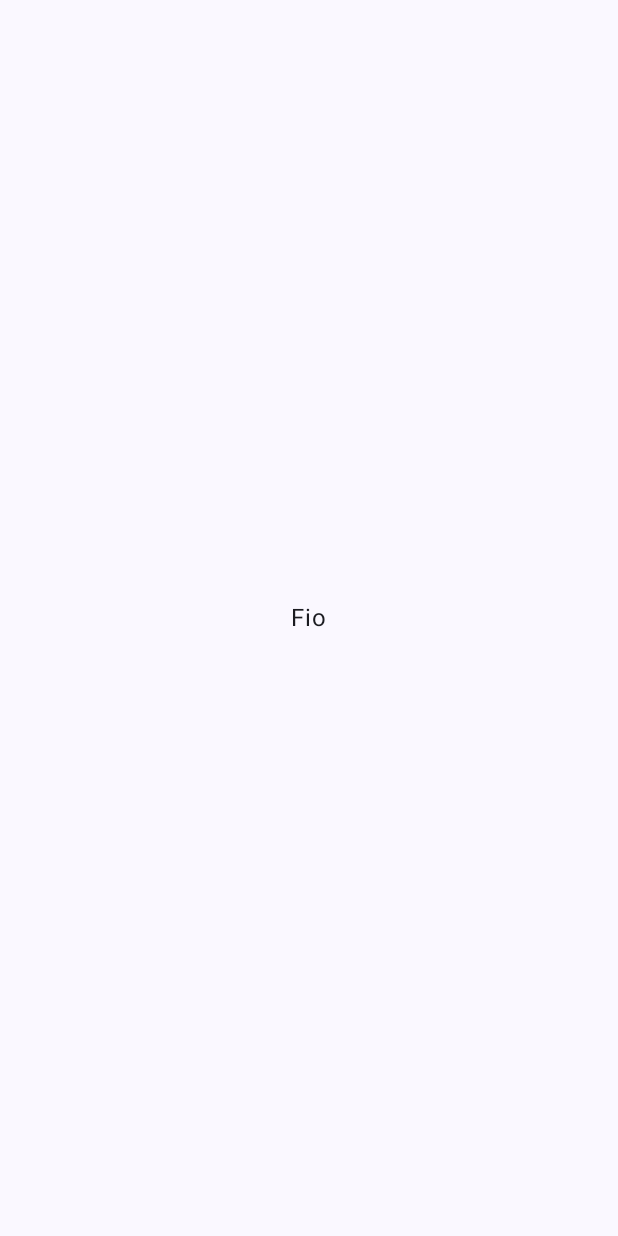
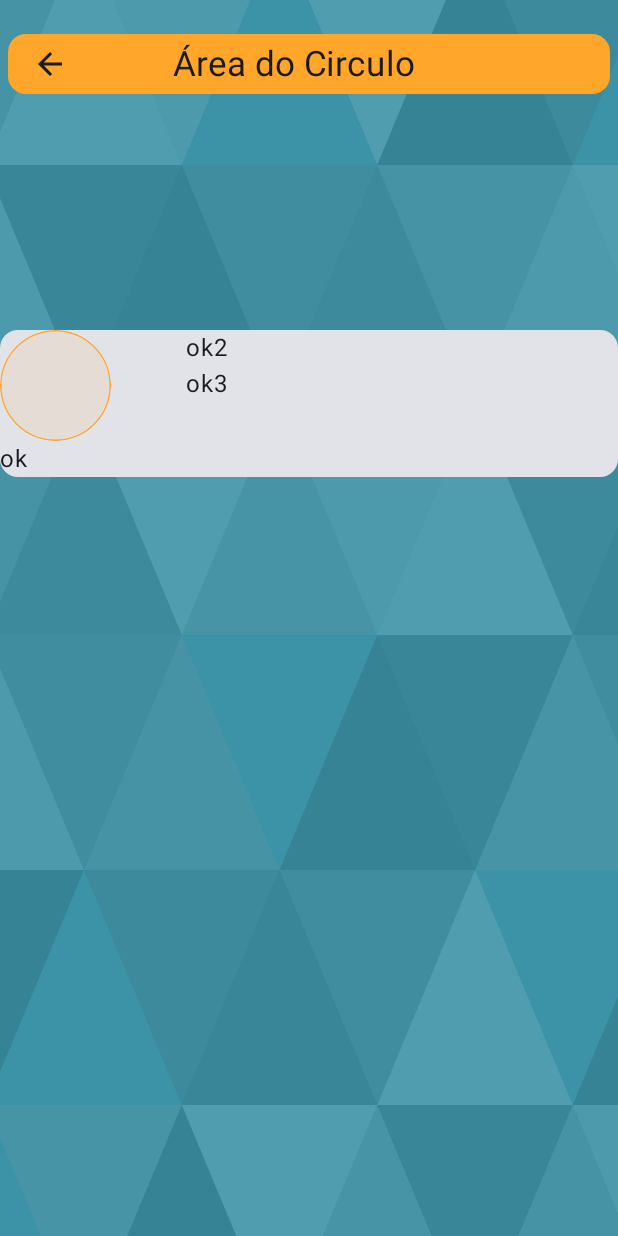
Before and after one commit to MuriloCoelho01/Aventureiros_das_formas, an Android app built with Jetpack Compose: the circulo screen opened through its navigation route, on a phone screen of 412 x 824 dp. Before the commit the screen is almost empty. Run offline under Robolectric (Android 15) with nearby library versions, the phone set to English and light mode, and no system bars.

Commit message:
1.6 - Inicio da criação da tela de calculo do Circulo

```diff
--- a/app/src/main/java/com/demoday/aventuras_formasproibida/MainActivity.kt
+++ b/app/src/main/java/com/demoday/aventuras_formasproibida/MainActivity.kt
@@ -73,12 +73,7 @@ fun Inicio() {
                     composable("enter") { Entrar(navController) }
                     composable("home") { TelaInicio(navController) }
                     composable("circulo") { Circulo(navController) }
-                    composable("quadrado") { Quadrado(navController) }
-                    composable("retangulo") { Retangulo(navController) }
-                    composable("triangulo") { Triangulo(navController) }
-                    composable("losango") { Losango(navController) }
-                    composable("trapezio") { Trapezio(navController) }
-                    composable("paralelogramo") { Paralelogramo(navController) }
+
 
 
 
--- a/app/src/main/java/com/demoday/aventuras_formasproibida/TelaInicio.kt
+++ b/app/src/main/java/com/demoday/aventuras_formasproibida/TelaInicio.kt
@@ -1,9 +1,14 @@
 package com.demoday.aventuras_formasproibida
 
+import android.icu.text.CaseMap.Title
+import android.text.style.BackgroundColorSpan
+import androidx.compose.animation.expandHorizontally
 import androidx.compose.foundation.Image
+import androidx.compose.foundation.background
 import androidx.compose.foundation.layout.Arrangement
 import androidx.compose.foundation.layout.Column
 import androidx.compose.foundation.layout.Row
+import androidx.compose.foundation.layout.Spacer
 import androidx.compose.foundation.layout.fillMaxHeight
 import androidx.compose.foundation.layout.fillMaxSize
 import androidx.compose.foundation.layout.fillMaxWidth
@@ -12,17 +17,33 @@ import androidx.compose.foundation.layout.padding
 import androidx.compose.foundation.layout.size
 import androidx.compose.foundation.layout.width
 import androidx.compose.foundation.rememberScrollState
+import androidx.compose.foundation.shape.CircleShape
+import androidx.compose.foundation.shape.RoundedCornerShape
 import androidx.compose.foundation.verticalScroll
+import androidx.compose.material.icons.Icons
+import androidx.compose.material.icons.automirrored.filled.ArrowBack
 import androidx.compose.material3.Button
 import androidx.compose.material3.ButtonDefaults
+import androidx.compose.material3.Card
+import androidx.compose.material3.CardColors
+import androidx.compose.material3.CardDefaults
+import androidx.compose.material3.CenterAlignedTopAppBar
+import androidx.compose.material3.ExperimentalMaterial3Api
+import androidx.compose.material3.Icon
+import androidx.compose.material3.IconButton
+import androidx.compose.material3.Scaffold
 import androidx.compose.material3.Text
+import androidx.compose.material3.TopAppBar
 import androidx.compose.runtime.Composable
 import androidx.compose.ui.Alignment
 import androidx.compose.ui.Modifier
+import androidx.compose.ui.draw.clip
 import androidx.compose.ui.draw.paint
 import androidx.compose.ui.graphics.Color
+import androidx.compose.ui.input.pointer.motionEventSpy
 import androidx.compose.ui.layout.ContentScale
 import androidx.compose.ui.res.painterResource
+import androidx.compose.ui.text.style.TextAlign
 import androidx.compose.ui.tooling.preview.Preview
 import androidx.compose.ui.unit.dp
 import androidx.compose.ui.unit.sp
@@ -67,7 +88,7 @@ fun TelaInicio(navController: NavController) {
                     .height(87.dp),
                 colors = ButtonDefaults
                     .buttonColors(containerColor = Color(0x45FF16697A)),
-            onClick = {navController.navigate("circulo")}
+                onClick = { navController.navigate("circulo") }
             ) {
                 Row(
                     modifier = Modifier
@@ -103,7 +124,7 @@ fun TelaInicio(navController: NavController) {
                     .height(87.dp),
                 colors = ButtonDefaults
                     .buttonColors(containerColor = Color(0x45FF16697A)),
-                onClick = {navController.navigate("quadrado")}
+                onClick = { navController.navigate("quadrado") }
             ) {
                 Row(
                     modifier = Modifier
@@ -139,7 +160,7 @@ fun TelaInicio(navController: NavController) {
                     .height(87.dp),
                 colors = ButtonDefaults
                     .buttonColors(containerColor = Color(0x45FF16697A)),
-                onClick = {navController.navigate("retangulo")}
+                onClick = { navController.navigate("retangulo") }
             ) {
                 Row(
                     modifier = Modifier
@@ -175,7 +196,7 @@ fun TelaInicio(navController: NavController) {
                     .height(87.dp),
                 colors = ButtonDefaults
                     .buttonColors(containerColor = Color(0x45FF16697A)),
-                onClick = {navController.navigate("triangulo")}
+                onClick = { navController.navigate("triangulo") }
             ) {
                 Row(
                     modifier = Modifier
@@ -211,7 +232,7 @@ fun TelaInicio(navController: NavController) {
                     .height(87.dp),
                 colors = ButtonDefaults
                     .buttonColors(containerColor = Color(0x45FF16697A)),
-                onClick = {navController.navigate("losango")}
+                onClick = { navController.navigate("losango") }
             ) {
                 Row(
                     modifier = Modifier
@@ -247,7 +268,7 @@ fun TelaInicio(navController: NavController) {
                     .height(87.dp),
                 colors = ButtonDefaults
                     .buttonColors(containerColor = Color(0x45FF16697A)),
-                onClick = {navController.navigate("trapezio")}
+                onClick = { navController.navigate("trapezio") }
             ) {
                 Row(
                     modifier = Modifier
@@ -283,11 +304,12 @@ fun TelaInicio(navController: NavController) {
                     .height(87.dp),
                 colors = ButtonDefaults
                     .buttonColors(containerColor = Color(0x45FF16697A)),
-                onClick = {navController.navigate("paralelogramo")}
+                onClick = { navController.navigate("paralelogramo") }
             ) {
                 Row(
                     modifier = Modifier
-                        .fillMaxWidth()
+                        .fillMaxWidth(),
+                    horizontalArrangement = Arrangement.Center
                 ) {
                     Image(
                         modifier = Modifier
@@ -308,38 +330,87 @@ fun TelaInicio(navController: NavController) {
         }
 
 
-}}
+    }
+}
 
+@OptIn(ExperimentalMaterial3Api::class)
 @Composable
 fun Circulo(navController: NavHostController) {
-    Text("Fio")
+    Column(
+        modifier = Modifier
+            .fillMaxSize()
+            .paint(
+                painter = painterResource(
+                    R.drawable.tela_de_fundo
+                ),
+                contentScale = ContentScale.Crop
+
+            )
+    ) {
+        Card(
+            modifier = Modifier
+                .padding(5.dp)
+                .padding(top = 17.dp),
+            colors = CardDefaults.cardColors(containerColor = Color(laranja))
+
+        ) {
+            Row(
+                modifier = Modifier
+                    .padding(start = 8.dp)
+                    .fillMaxWidth(),
+                verticalAlignment = Alignment.CenterVertically,
+                horizontalArrangement = Arrangement.Start
+            ) {
+
+                IconButton(
+                    modifier = Modifier
+                        .size(40.dp),
+                    onClick = { navController.navigate("home") }) {
+                    Icon(
+                        Icons.AutoMirrored.Filled.ArrowBack,
+                        contentDescription = "voltar a tela de inicio"
+                    )
                 }
-@Composable
-fun Quadrado(navController: NavHostController) {
-    Text("Fio")
-}
-@Composable
-fun Retangulo(navController: NavHostController) {
-    Text("Fio")
-}
-@Composable
-fun Triangulo(navController: NavHostController) {
-    Text("Fio")
-}
-@Composable
-fun Losango(navController: NavHostController) {
-    Text("Fio")
-}
-@Composable
-fun Trapezio(navController: NavHostController) {
-    Text("Fio")
-}
-@Composable
-fun Paralelogramo(navController: NavHostController) {
-    Text("Fio")
+                Spacer(
+                    modifier = Modifier.padding(20.dp)
+                )
+                Text(
+                    text = "Área do Circulo",
+                    fontSize = 23.sp,
+                    modifier = Modifier
+                        .padding(start = 22.dp)
+                        .align(Alignment.CenterVertically)
+                )
             }
 
+        }
+    }
+    Column {
+        Card(
+            modifier = Modifier
+                .fillMaxWidth()
+                .padding(top = 220.dp)
+        ) {
+            Row {
+                Column {
+                Image(
+                    painter = painterResource(R.drawable.circuloapa),
+                    contentDescription = "Circulo2",
+                    modifier = Modifier
+                        .clip(RoundedCornerShape(50.dp))
+                )
+                Text("ok")
+            }
 
+Column(modifier = Modifier
+    .padding(start = 50.dp)) {
+    Text("ok2")
+    Text("ok3")
+}
+            }
+        }
+    }
+}
 
 @Preview
 @Composable
@@ -349,3 +420,11 @@ fun Preview4() {
     }
 
 }
+
+@Preview
+@Composable
+private fun Preview5() {
+    Aventuras_FormasProibidaTheme {
+        Circulo(rememberNavController())
+    }
+}
--- /dev/null
+++ b/app/src/main/res/drawable/circuloapa.xml
@@ -0,0 +1,12 @@
+<vector xmlns:android="http://schemas.android.com/apk/res/android"
+    android:width="74dp"
+    android:height="74dp"
+    android:viewportWidth="74"
+    android:viewportHeight="74">
+  <path
+      android:strokeWidth="1"
+      android:pathData="M37,37m-36.5,0a36.5,36.5 0,1 1,73 0a36.5,36.5 0,1 1,-73 0"
+      android:fillColor="#FFA62B"
+      android:fillAlpha="0.1"
+      android:strokeColor="#FFA62B"/>
+</vector>
```
Lines whose indentation alone changed are shown as unchanged.
